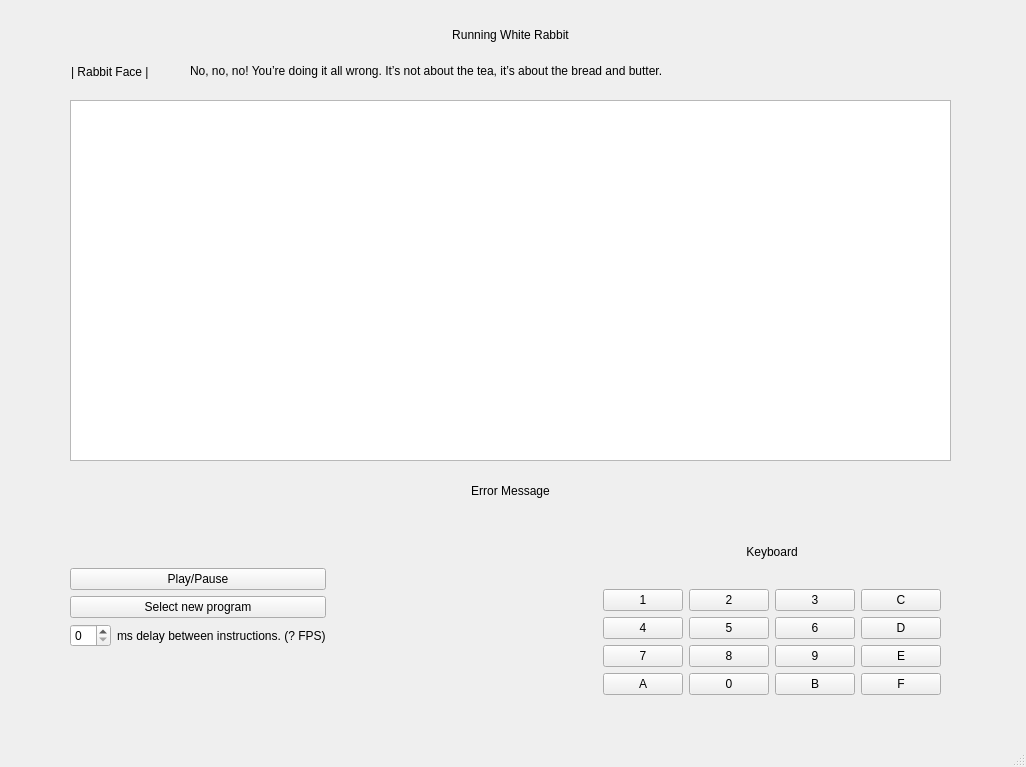
Before: the Qt Designer form WhiteRabbit/src/mainwindow.ui in Robin-Reynard/WhiteRabbit_CHIP-8-Emulator, drawn with Qt 5.
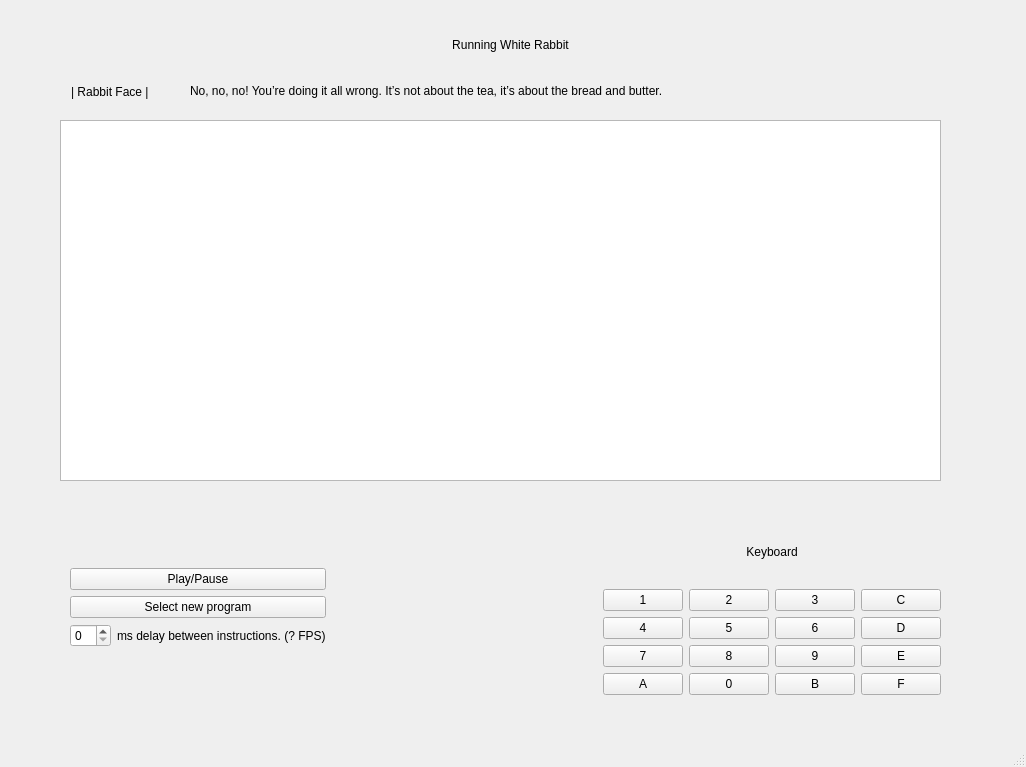
After: the same form once the commit is applied.

Commit message: Made the CHIP8 display appear on ui

What changed in the file:
```diff
--- a/WhiteRabbit/src/mainwindow.ui
+++ b/WhiteRabbit/src/mainwindow.ui
@@ -18,7 +18,7 @@
     <property name="geometry">
      <rect>
       <x>71</x>
-      <y>61</y>
+      <y>81</y>
       <width>113</width>
       <height>21</height>
      </rect>
@@ -27,37 +27,30 @@
      <string>| Rabbit Face |</string>
     </property>
    </widget>
-   <widget class="QLabel" name="label_4">
+   <widget class="QGraphicsView" name="display">
     <property name="geometry">
      <rect>
-      <x>80</x>
-      <y>480</y>
-      <width>861</width>
-      <height>21</height>
-     </rect>
-    </property>
-    <property name="text">
-     <string>Error Message</string>
-    </property>
-    <property name="alignment">
-     <set>Qt::AlignCenter</set>
-    </property>
-   </widget>
-   <widget class="QGraphicsView" name="graphicsView">
-    <property name="geometry">
-     <rect>
-      <x>70</x>
-      <y>100</y>
+      <x>60</x>
+      <y>120</y>
       <width>881</width>
       <height>361</height>
      </rect>
     </property>
+    <property name="verticalScrollBarPolicy">
+     <enum>Qt::ScrollBarAlwaysOff</enum>
+    </property>
+    <property name="horizontalScrollBarPolicy">
+     <enum>Qt::ScrollBarAlwaysOff</enum>
+    </property>
+    <property name="alignment">
+     <set>Qt::AlignLeading|Qt::AlignLeft|Qt::AlignVCenter</set>
+    </property>
    </widget>
    <widget class="QLabel" name="label_5">
     <property name="geometry">
      <rect>
       <x>70</x>
-      <y>20</y>
+      <y>30</y>
       <width>881</width>
       <height>30</height>
      </rect>
@@ -286,7 +279,7 @@
     <property name="geometry">
      <rect>
       <x>190</x>
-      <y>60</y>
+      <y>80</y>
       <width>733</width>
       <height>21</height>
      </rect>
```
Left out of the diff: 48 changed lines with no effect on the pictures. The commit also changes 3 other files.
